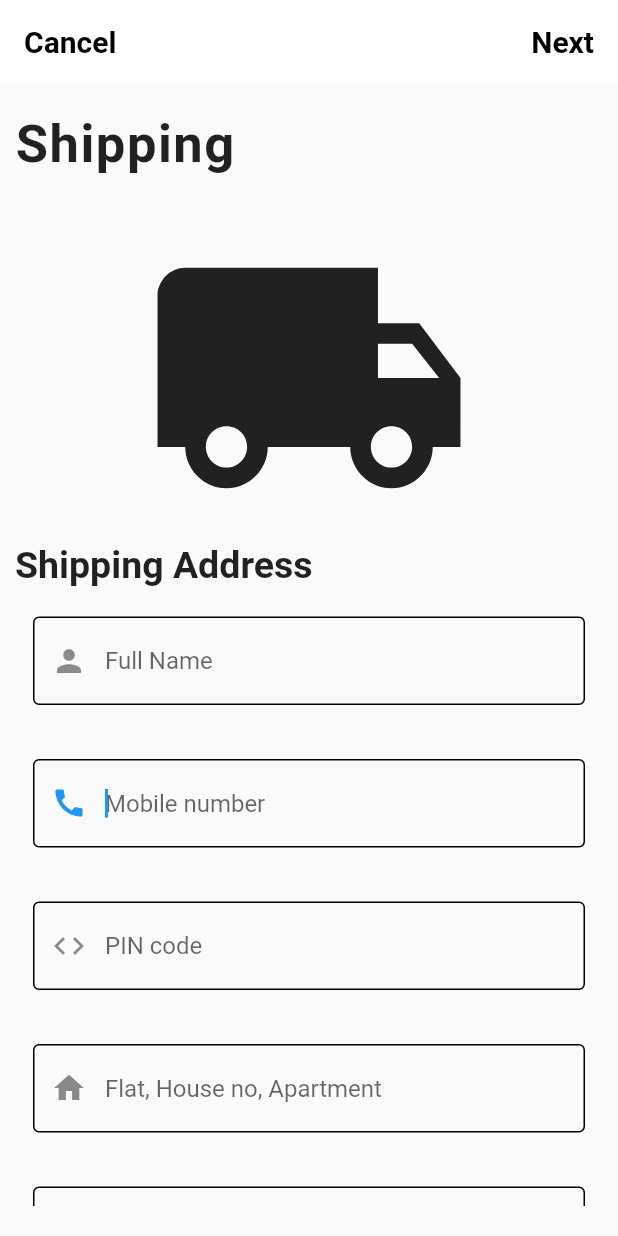
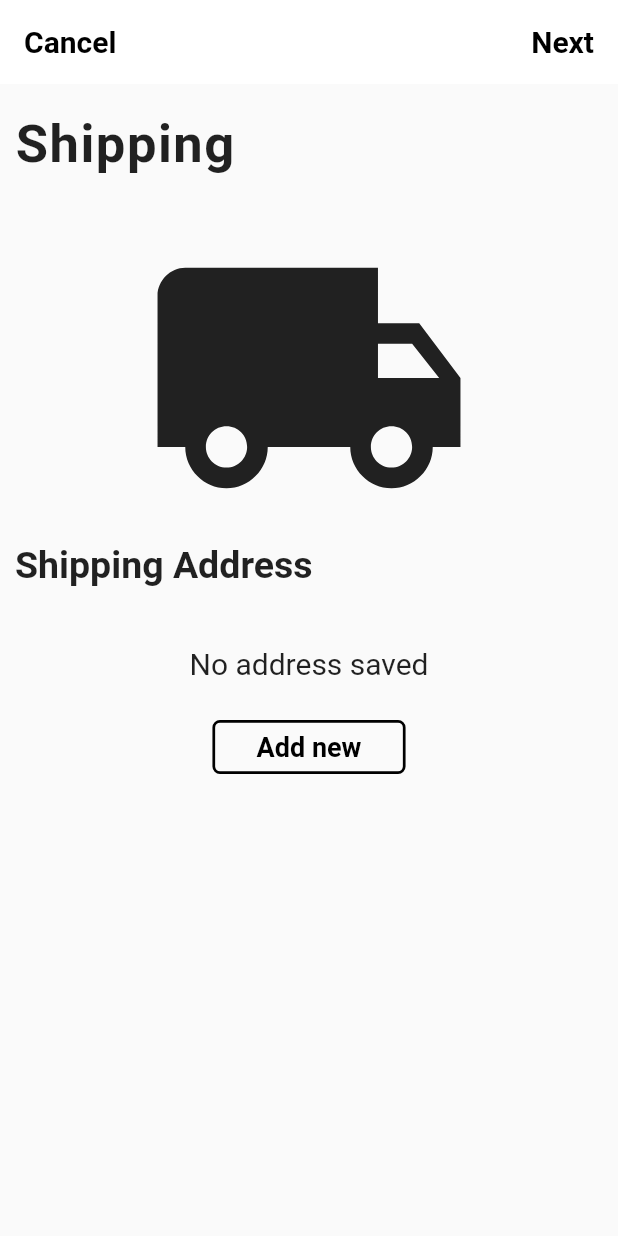
Before and after one commit to himanshuchauhan981/E-commerce-app-using-flutter-and-firebase, a Flutter app: the screen it shows after launch, on a phone screen of 412 x 824 dp. Run offline on Flutter 3.47's test engine with Material 2 defaults, Android fonts, the light colour scheme and no system bars; our stand-ins replace cloud_firestore, csv, expandable, firebase_auth, flutter_secure_storage; missing offline and left inert: jaguar_jwt; accounts and stored records are empty.

Commit message:
added transition in shipping address page

```diff
--- a/app_frontend/lib/components/checkout/shippingAddressInput.dart
+++ b/app_frontend/lib/components/checkout/shippingAddressInput.dart
@@ -6,8 +6,9 @@ import 'package:flutter/services.dart';
 
 class ShippingAddressInput extends StatefulWidget {
   final HashMap addressValues;
+  final void Function () validateInput;
 
-  ShippingAddressInput(this.addressValues);
+  ShippingAddressInput(this.addressValues, this.validateInput);
   @override
   _ShippingAddressInputState createState() => _ShippingAddressInputState();
 }
@@ -52,13 +53,12 @@ class _ShippingAddressInputState extends State<ShippingAddressInput> {
             data: Theme.of(context).copyWith(primaryColor: Colors.black),
           ),
         ),
-        SizedBox(height: 15.0),
+        SizedBox(height: 8.0),
         SizedBox(
           height: 80.0,
           child: Theme(
             child: TextFormField(
               style: TextStyle(fontSize: 16.0),
-              autofocus: true,
               decoration: customBorder('Mobile number',Icons.call),
               keyboardType: TextInputType.number,
               inputFormatters: [
@@ -71,7 +71,7 @@ class _ShippingAddressInputState extends State<ShippingAddressInput> {
             data: Theme.of(context).copyWith(primaryColor: Colors.black)
           ),
         ),
-        SizedBox(height: 15.0),
+        SizedBox(height: 8.0),
         SizedBox(
           height: 80.0,
           child: Theme(
@@ -89,7 +89,7 @@ class _ShippingAddressInputState extends State<ShippingAddressInput> {
             data: Theme.of(context).copyWith(primaryColor: Colors.black),
           ),
         ),
-        SizedBox(height: 15.0),
+        SizedBox(height: 8.0),
         SizedBox(
           height: 80.0,
           child: Theme(
@@ -103,7 +103,7 @@ class _ShippingAddressInputState extends State<ShippingAddressInput> {
             data: Theme.of(context).copyWith(primaryColor: Colors.black),
           ),
         ),
-        SizedBox(height: 15.0),
+        SizedBox(height: 8.0),
         SizedBox(
           height: 80.0,
           child: Theme(
@@ -117,7 +117,7 @@ class _ShippingAddressInputState extends State<ShippingAddressInput> {
             data: Theme.of(context).copyWith(primaryColor: Colors.black),
           ),
         ),
-        SizedBox(height: 15.0),
+        SizedBox(height: 8.0),
         SizedBox(
           height: 80.0,
           child: Theme(
@@ -131,7 +131,7 @@ class _ShippingAddressInputState extends State<ShippingAddressInput> {
             data: Theme.of(context).copyWith(primaryColor: Colors.black),
           ),
         ),
-        SizedBox(height: 15.0),
+        SizedBox(height: 8.0),
         SizedBox(
           height: 80.0,
           child: Theme(
@@ -145,7 +145,7 @@ class _ShippingAddressInputState extends State<ShippingAddressInput> {
             data: Theme.of(context).copyWith(primaryColor: Colors.black),
           ),
         ),
-        SizedBox(height: 15.0),
+        SizedBox(height: 8.0),
         SizedBox(
           height: 80.0,
           child: Theme(
@@ -159,6 +159,24 @@ class _ShippingAddressInputState extends State<ShippingAddressInput> {
             data: Theme.of(context).copyWith(primaryColor: Colors.black),
           ),
         ),
+        ButtonTheme(
+          minWidth: MediaQuery.of(context).size.width /3.2,
+          child: OutlineButton(
+            onPressed: (){
+              widget.validateInput();
+            },
+            child: Text(
+              'Save',
+              style: TextStyle(
+                  color: Colors.black,
+                  fontSize: 18.0,
+                  fontWeight: FontWeight.bold
+              ),
+            ),
+            borderSide: BorderSide(color: Colors.black,width: 1.8),
+            shape: RoundedRectangleBorder(borderRadius: BorderRadius.circular(5.0)),
+          ),
+        )
       ],
     );
   }
--- a/app_frontend/lib/pages/checkout/shippingAddress.dart
+++ b/app_frontend/lib/pages/checkout/shippingAddress.dart
@@ -1,9 +1,9 @@
 import 'dart:collection';
+import 'package:flutter/material.dart';
 
 import 'package:app_frontend/components/checkout/checkoutAppBar.dart';
 import 'package:app_frontend/components/checkout/shippingAddressInput.dart';
 import 'package:app_frontend/services/checkoutService.dart';
-import 'package:flutter/material.dart';
 
 class ShippingAddress extends StatefulWidget {
   @override
@@ -13,17 +13,152 @@ class ShippingAddress extends StatefulWidget {
 class _ShippingAddressState extends State<ShippingAddress> {
   final _formKey = GlobalKey<FormState>();
   bool autoValidate = false;
-  bool visibleInput = true;
+  bool visibleInput = false;
+  int selectedAddress;
+  int tempLength = 0;
   CheckoutService _checkoutService = new CheckoutService();
   HashMap addressValues = new HashMap();
+  List shippingAddress = new List();
+
+  saveNewAddress(){
+    return Container(
+      alignment: Alignment.center,
+      child: Padding(
+        padding: const EdgeInsets.only(top: 30.0),
+        child: Column(
+          children: <Widget>[
+            Text(
+              'No address saved',
+              style: TextStyle(
+                fontSize: 20.0,
+              ),
+            ),
+            SizedBox(height: 20.0),
+            ButtonTheme(
+              minWidth: MediaQuery.of(context).size.width /3.2,
+              child: OutlineButton(
+                onPressed: (){
+                  setState(() {
+                    visibleInput = true;
+                  });
+                },
+                child: Text(
+                  'Add new',
+                  style: TextStyle(
+                      color: Colors.black,
+                      fontSize: 18.0,
+                      fontWeight: FontWeight.bold
+                  ),
+                ),
+                borderSide: BorderSide(color: Colors.black,width: 1.8),
+                shape: RoundedRectangleBorder(borderRadius: BorderRadius.circular(5.0)),
+              ),
+            )
+          ],
+        ),
+      ),
+    );
+  }
 
   showSavedAddress(){
     return Container(
       child: Column(
         children: <Widget>[
-          Text('No address saved'),
+          ListView.builder(
+            shrinkWrap: true,
+            physics: NeverScrollableScrollPhysics(),
+            itemCount: shippingAddress.length,
+            itemBuilder: (BuildContext context, int index) {
+              var item = shippingAddress[index];
+              return Card(
+                child: Container(
+                  padding: EdgeInsets.symmetric(horizontal: 20.0, vertical: 15.0),
+                  child: Row(
+                    mainAxisAlignment: MainAxisAlignment.spaceBetween,
+                    children: <Widget>[
+                      Icon(Icons.home),
+                      Column(
+                        crossAxisAlignment: CrossAxisAlignment.start,
+                        children: <Widget>[
+                          Text(
+                            item['name'],
+                            style: TextStyle(
+                                fontSize: 17.0,
+                                fontWeight: FontWeight.bold
+                            ),
+                          ),
+                          SizedBox(height: 5.0),
+                          Text(
+                            item['address'],
+                            style: TextStyle(
+                                fontSize: 15.0
+                            ),
+                          ),
+                          Text(
+                            "${item['area']}, ${item['city']} ${item['pinCode']}",
+                            style: TextStyle(
+                                fontSize: 15.0
+                            ),
+                          ),
+                          Text(
+                            item['state'],
+                            style: TextStyle(
+                                fontSize: 15.0
+                            ),
+                          ),
+                          Text(
+                              "Phone number : ${item['mobileNumber']}"
+                          )
+                        ],
+                      ),
+                      Radio(
+                        value: index,
+                        groupValue: selectedAddress,
+                        onChanged: (value) {
+                          setState(() {
+                            selectedAddress = index;
+                          });
+                        },
+                      )
+                    ],
+                  ),
+                ),
+              );
+            },
+          ),
+          SizedBox(height: 10.0),
+          ButtonTheme(
+            minWidth: MediaQuery.of(context).size.width /3.2,
+            child: OutlineButton(
+              onPressed: (){
+                setState(() {
+                  visibleInput = true;
+                });
+              },
+              child: Text(
+                'Add new',
+                style: TextStyle(
+                    color: Colors.black,
+                    fontSize: 18.0,
+                    fontWeight: FontWeight.bold
+                ),
+              ),
+              borderSide: BorderSide(color: Colors.black,width: 1.8),
+              shape: RoundedRectangleBorder(borderRadius: BorderRadius.circular(5.0)),
+            ),
+          )
         ],
       ),
+    );
+  }
+
+  animateContainers(){
+    return AnimatedSwitcher(
+      duration: Duration(milliseconds: 1000),
+      transitionBuilder: (Widget child, Animation<double> animation){
+        return ScaleTransition(child: child, scale: animation);
+      },
+      child: !visibleInput ? (shippingAddress.length == 0)? saveNewAddress():showSavedAddress() : ShippingAddressInput(addressValues, this.validateInput),
     );
   }
 
@@ -37,6 +172,20 @@ class _ShippingAddressState extends State<ShippingAddress> {
         autoValidate = true;
       });
     }
+  }
+
+  listShippingAddress() async{
+    List data = await _checkoutService.listShippingAddress();
+    setState(() {
+      shippingAddress = data;
+    });
+  }
+
+  @override
+  void initState() {
+    // TODO: implement initState
+    super.initState();
+    listShippingAddress();
   }
 
   @override
@@ -76,36 +225,7 @@ class _ShippingAddressState extends State<ShippingAddress> {
                     ),
                   ),
                   SizedBox(height: 10.0),
-                  Visibility(
-                    visible: visibleInput,
-                    child: Padding(
-                      padding: EdgeInsets.symmetric(horizontal: 12.0,vertical: 10.0),
-                      child: ShippingAddressInput(addressValues),
-                    ),
-                  ),
-                  Visibility(
-                    visible: !visibleInput,
-                    child: showSavedAddress(),
-                  ),
-                  Center(
-                    child: ButtonTheme(
-                      minWidth: MediaQuery.of(context).size.width /3.2,
-                      child: OutlineButton(
-                        onPressed: (){validateInput();},
-
-                        child: Text(
-                          'Save',
-                          style: TextStyle(
-                            color: Colors.black,
-                            fontSize: 18.0,
-                            fontWeight: FontWeight.bold
-                          ),
-                        ),
-                        borderSide: BorderSide(color: Colors.black,width: 1.8),
-                        shape: RoundedRectangleBorder(borderRadius: BorderRadius.circular(5.0)),
-                      ),
-                    ),
-                  )
+                  animateContainers()
                 ],
               ),
             ),
--- a/app_frontend/lib/services/checkoutService.dart
+++ b/app_frontend/lib/services/checkoutService.dart
@@ -42,4 +42,11 @@ class CheckoutService {
       await updateAddressData(data,address);
     }
   }
+
+  Future<List> listShippingAddress() async{
+    String uid = await _userService.getUserId();
+
+    QuerySnapshot docRef = await _firestore.collection('shippingAddress').where('userId',isEqualTo: uid).getDocuments();
+    return docRef.documents[0].data['address'];
+  }
 }
```
